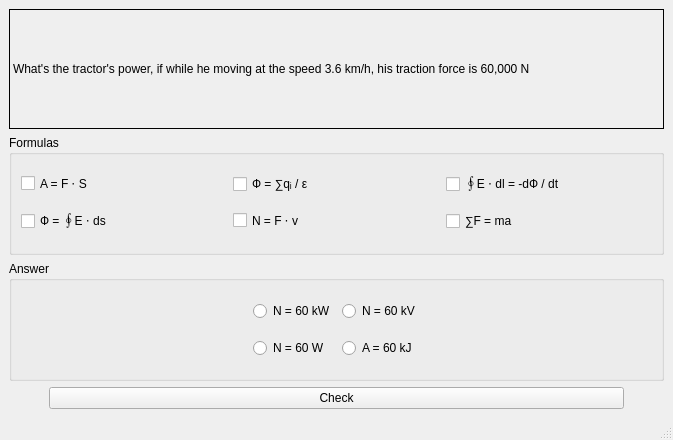
Before: the Qt Designer form lab/Visual programming/lab_07/lab_07/mainwindow.ui in anton2920/CPP, drawn with Qt 5.
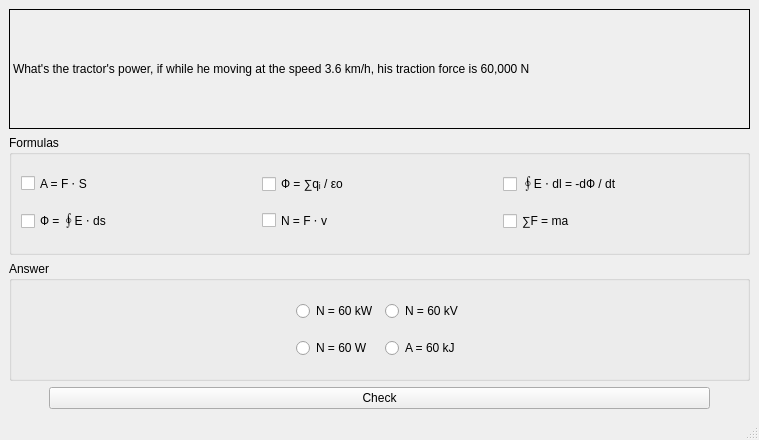
After: the same form once the commit is applied.

Patch:
```diff
--- a/lab/Visual programming/lab_07/lab_07/mainwindow.ui
+++ b/lab/Visual programming/lab_07/lab_07/mainwindow.ui
@@ -6,7 +6,7 @@
    <rect>
     <x>0</x>
     <y>0</y>
-    <width>673</width>
+    <width>759</width>
     <height>440</height>
    </rect>
   </property>
@@ -53,8 +53,11 @@
        </item>
        <item row="0" column="1">
         <widget class="QCheckBox" name="checkBox_F2">
+         <property name="enabled">
+          <bool>true</bool>
+         </property>
          <property name="text">
-          <string>Ф = ∑qᵢ / ε</string>
+          <string>Ф = ∑qᵢ / εo</string>
          </property>
          <property name="tristate">
           <bool>false</bool>
@@ -168,6 +171,9 @@
       </item>
       <item>
        <widget class="QPushButton" name="pushButton">
+        <property name="enabled">
+         <bool>true</bool>
+        </property>
         <property name="text">
          <string>Check</string>
         </property>
```
Left out of the diff: 4 changed lines with no effect on the pictures.
